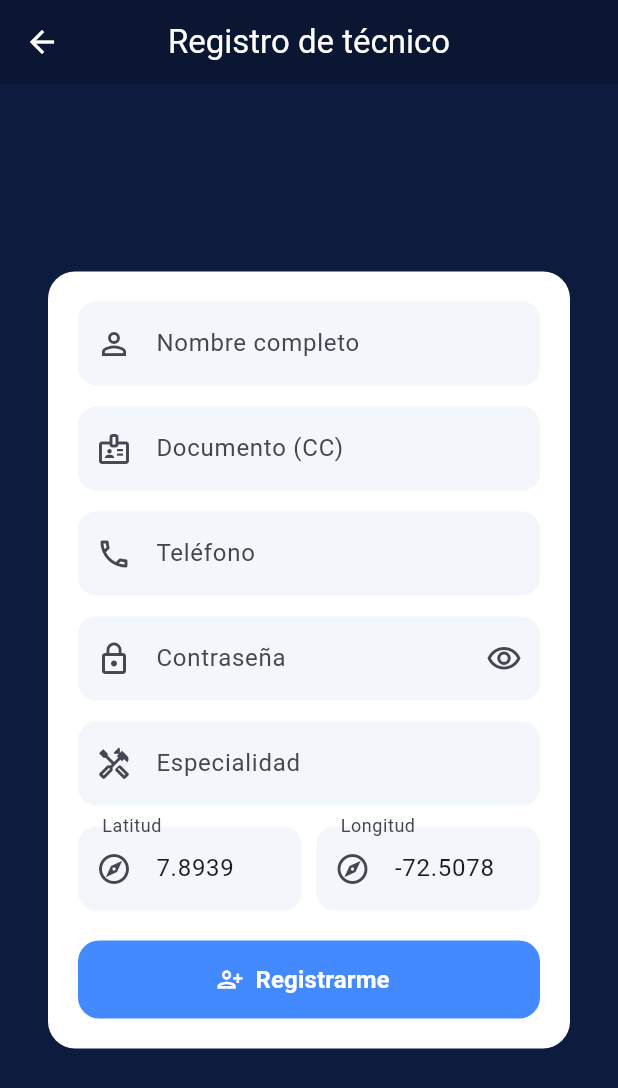
After one commit to JeffersonDevR/COLD_DAY, a Flutter app: the screen it shows after launch, after a tap on "Regístrate como técnico", on a phone screen of 412 x 824 dp. The commit adds this screen. Shown: the top 1088 px of the screen. Run offline on Flutter 3.47's test engine with Material 3 defaults, Android fonts, the phone set to English and light mode, and no system bars; our stand-ins replace geolocator, shared_preferences.

Commit message:
feat(auth): add client and technician registration screens with landing CTAs

```diff
--- /dev/null
+++ b/cold_day_flutter/lib/features/auth/register_technician_screen.dart
@@ -0,0 +1,275 @@
+import 'package:flutter/material.dart';
+
+import 'package:cold_day_flutter/core/network/api_client.dart';
+
+/// Registro de técnico (RF-LAND-003, RF-AUTH-002): datos personales +
+/// especialidad + ubicación. El técnico queda `pending` hasta que el admin lo
+/// verifique (HU-TEC-001). Coordenadas por defecto: Cúcuta (Nodo Tecnoparque).
+class RegisterTechnicianScreen extends StatefulWidget {
+  const RegisterTechnicianScreen({super.key});
+
+  @override
+  State<RegisterTechnicianScreen> createState() =>
+      _RegisterTechnicianScreenState();
+}
+
+class _RegisterTechnicianScreenState extends State<RegisterTechnicianScreen> {
+  final _fullNameController = TextEditingController();
+  final _documentController = TextEditingController();
+  final _phoneController = TextEditingController();
+  final _passwordController = TextEditingController();
+  final _specialtyController = TextEditingController();
+  final _latController = TextEditingController(text: '7.8939');
+  final _lonController = TextEditingController(text: '-72.5078');
+  bool _obscurePassword = true;
+  bool _loading = false;
+  String? _error;
+
+  Future<void> _register() async {
+    final fullName = _fullNameController.text.trim();
+    final document = _documentController.text.trim();
+    final phone = _phoneController.text.trim();
+    final password = _passwordController.text;
+    final specialty = _specialtyController.text.trim();
+    final latitude = double.tryParse(_latController.text.trim());
+    final longitude = double.tryParse(_lonController.text.trim());
+
+    if (fullName.isEmpty ||
+        document.isEmpty ||
+        phone.isEmpty ||
+        password.isEmpty ||
+        specialty.isEmpty) {
+      setState(() => _error = 'Completá todos los campos para registrarte.');
+      return;
+    }
+    if (latitude == null || longitude == null) {
+      setState(() => _error = 'Ingresá coordenadas de ubicación válidas.');
+      return;
+    }
+
+    setState(() {
+      _loading = true;
+      _error = null;
+    });
+
+    try {
+      await ApiClient.registerTechnician(
+        fullName: fullName,
+        document: document,
+        phone: phone,
+        password: password,
+        specialty: specialty,
+        latitude: latitude,
+        longitude: longitude,
+      );
+      if (!mounted) return;
+      ScaffoldMessenger.of(context).showSnackBar(
+        const SnackBar(
+          content: Text(
+            'Registro exitoso. Tu cuenta será verificada por un administrador.',
+          ),
+        ),
+      );
+      Navigator.pop(context); // volver al login
+    } catch (e) {
+      if (!mounted) return;
+      setState(() => _error = _friendlyError(e));
+    } finally {
+      if (mounted) setState(() => _loading = false);
+    }
+  }
+
+  String _friendlyError(Object e) {
+    final msg = e.toString();
+    if (msg.contains('409')) {
+      return 'No se pudo completar el registro. Verificá los datos e intentá de nuevo.';
+    }
+    if (msg.contains('422')) {
+      return 'La contraseña debe tener al menos 8 caracteres con mayúscula, '
+          'minúscula y dígito.';
+    }
+    return 'No se pudo completar el registro. Verificá tu conexión e intentá de nuevo.';
+  }
+
+  @override
+  Widget build(BuildContext context) {
+    return Scaffold(
+      backgroundColor: const Color(0xFF0D1B3E),
+      appBar: AppBar(
+        title: const Text('Registro de técnico'),
+        backgroundColor: const Color(0xFF0A1632),
+        foregroundColor: Colors.white,
+        centerTitle: true,
+      ),
+      body: SafeArea(
+        child: Center(
+          child: SingleChildScrollView(
+            padding: const EdgeInsets.symmetric(horizontal: 28, vertical: 24),
+            child: Card(
+              elevation: 0,
+              color: Colors.white,
+              shape: RoundedRectangleBorder(
+                borderRadius: BorderRadius.circular(18),
+              ),
+              child: Padding(
+                padding: const EdgeInsets.all(20),
+                child: Column(
+                  crossAxisAlignment: CrossAxisAlignment.stretch,
+                  children: [
+                    TextField(
+                      key: const Key('register_tech_full_name'),
+                      controller: _fullNameController,
+                      decoration: _inputDecoration(
+                        'Nombre completo',
+                        Icons.person_outline,
+                      ),
+                    ),
+                    const SizedBox(height: 14),
+                    TextField(
+                      key: const Key('register_tech_document'),
+                      controller: _documentController,
+                      keyboardType: TextInputType.number,
+                      decoration: _inputDecoration(
+                        'Documento (CC)',
+                        Icons.badge_outlined,
+                        hint: 'Ej. 1098765432',
+                      ),
+                    ),
+                    const SizedBox(height: 14),
+                    TextField(
+                      key: const Key('register_tech_phone'),
+                      controller: _phoneController,
+                      keyboardType: TextInputType.phone,
+                      decoration: _inputDecoration(
+                        'Teléfono',
+                        Icons.phone_outlined,
+                        hint: 'Ej. 3012345678',
+                      ),
+                    ),
+                    const SizedBox(height: 14),
+                    TextField(
+                      key: const Key('register_tech_password'),
+                      controller: _passwordController,
+                      obscureText: _obscurePassword,
+                      decoration: _inputDecoration(
+                        'Contraseña',
+                        Icons.lock_outline,
+                        hint: 'Mín. 8 caracteres, mayúscula, minúscula y dígito',
+                        suffixIcon: IconButton(
+                          icon: Icon(
+                            _obscurePassword
+                                ? Icons.visibility_outlined
+                                : Icons.visibility_off_outlined,
+                          ),
+                          onPressed: () => setState(
+                              () => _obscurePassword = !_obscurePassword),
+                        ),
+                      ),
+                    ),
+                    const SizedBox(height: 14),
+                    TextField(
+                      key: const Key('register_tech_specialty'),
+                      controller: _specialtyController,
+                      decoration: _inputDecoration(
+                        'Especialidad',
+                        Icons.handyman_outlined,
+                        hint: 'Ej. Aires acondicionados',
+                      ),
+                    ),
+                    const SizedBox(height: 14),
+                    Row(
+                      children: [
+                        Expanded(
+                          child: TextField(
+                            key: const Key('register_tech_latitude'),
+                            controller: _latController,
+                            keyboardType:
+                                const TextInputType.numberWithOptions(decimal: true),
+                            decoration: _inputDecoration(
+                              'Latitud',
+                              Icons.explore_outlined,
+                            ),
+                          ),
+                        ),
+                        const SizedBox(width: 10),
+                        Expanded(
+                          child: TextField(
+                            key: const Key('register_tech_longitude'),
+                            controller: _lonController,
+                            keyboardType:
+                                const TextInputType.numberWithOptions(decimal: true),
+                            decoration: _inputDecoration(
+                              'Longitud',
+                              Icons.explore_outlined,
+                            ),
+                          ),
+                        ),
+                      ],
+                    ),
+                    if (_error != null) ...[
+                      const SizedBox(height: 14),
+                      Text(
+                        _error!,
+                        style: const TextStyle(color: Color(0xFFB71C1C)),
+                      ),
+                    ],
+                    const SizedBox(height: 20),
+                    SizedBox(
+                      height: 52,
+                      child: FilledButton.icon(
+                        style: FilledButton.styleFrom(
+                          backgroundColor: Colors.blueAccent,
+                          shape: RoundedRectangleBorder(
+                            borderRadius: BorderRadius.circular(14),
+                          ),
+                        ),
+                        onPressed: _loading ? null : _register,
+                        icon: _loading
+                            ? const SizedBox(
+                                width: 18,
+                                height: 18,
+                                child: CircularProgressIndicator(
+                                  strokeWidth: 2,
+                                  color: Colors.white,
+                                ),
+                              )
+                            : const Icon(Icons.person_add_alt),
+                        label: const Text(
+                          'Registrarme',
+                          style: TextStyle(
+                            fontSize: 16,
+                            fontWeight: FontWeight.w600,
+                          ),
+                        ),
+                      ),
+                    ),
+                  ],
+                ),
+              ),
+            ),
+          ),
+        ),
+      ),
+    );
+  }
+
+  InputDecoration _inputDecoration(
+    String label,
+    IconData icon, {
+    String? hint,
+    Widget? suffixIcon,
+  }) {
+    return InputDecoration(
+      labelText: label,
+      hintText: hint,
+      prefixIcon: Icon(icon),
+      suffixIcon: suffixIcon,
+      filled: true,
+      fillColor: const Color(0xFFF3F6FB),
+      border: OutlineInputBorder(
+        borderRadius: BorderRadius.circular(12),
+        borderSide: BorderSide.none,
+      ),
+    );
+  }
+}
--- a/cold_day_flutter/lib/features/home/home_screen.dart
+++ b/cold_day_flutter/lib/features/home/home_screen.dart
@@ -1,5 +1,7 @@
 import 'package:flutter/material.dart';
 import 'package:cold_day_flutter/features/auth/login_screen.dart';
+import 'package:cold_day_flutter/features/auth/register_client_screen.dart';
+import 'package:cold_day_flutter/features/auth/register_technician_screen.dart';
 import 'package:cold_day_flutter/features/pqr/pqr_screen.dart';
 
 class HomeScreen extends StatelessWidget {
@@ -69,7 +71,26 @@ class HomeScreen extends StatelessWidget {
                   );
                 },
               ),
-              const SizedBox(height: 16),
+              // Registro real de cliente (RF-LAND-002) — reemplaza el SnackBar
+              // "próximamente": navega al formulario de registro, no a un dead-end.
+              Align(
+                alignment: Alignment.centerRight,
+                child: TextButton(
+                  onPressed: () {
+                    Navigator.push(
+                      context,
+                      MaterialPageRoute(
+                        builder: (context) => const RegisterClientScreen(),
+                      ),
+                    );
+                  },
+                  child: const Text(
+                    'Regístrate como cliente',
+                    style: TextStyle(color: Color(0xFF90CAF9)),
+                  ),
+                ),
+              ),
+              const SizedBox(height: 8),
 
               // Opción 2: Soy un técnico
               _HomeOptionCard(
@@ -87,23 +108,23 @@ class HomeScreen extends StatelessWidget {
                   );
                 },
               ),
-              const SizedBox(height: 16),
-
-              // Opción 3: Soy un proveedor
-              _HomeOptionCard(
-                icon: Icons.storefront_outlined,
-                title: 'Soy un proveedor',
-                subtitle: 'Administrá tu negocio y tus técnicos',
-                onTap: () {
-                  Navigator.push(
-                    context,
-                    MaterialPageRoute(
-                      builder: (context) => const LoginScreen(
-                        mode: LoginMode.provider,
+              // Registro real de técnico (RF-LAND-003)
+              Align(
+                alignment: Alignment.centerRight,
+                child: TextButton(
+                  onPressed: () {
+                    Navigator.push(
+                      context,
+                      MaterialPageRoute(
+                        builder: (context) => const RegisterTechnicianScreen(),
                       ),
-                    ),
-                  );
-                },
+                    );
+                  },
+                  child: const Text(
+                    'Regístrate como técnico',
+                    style: TextStyle(color: Color(0xFF90CAF9)),
+                  ),
+                ),
               ),
               const SizedBox(height: 16),
 
```
Also changed, not shown: cold_day_flutter/lib/features/auth/register_client_screen.dart (added, +218 -0 lines), 1 other file.
